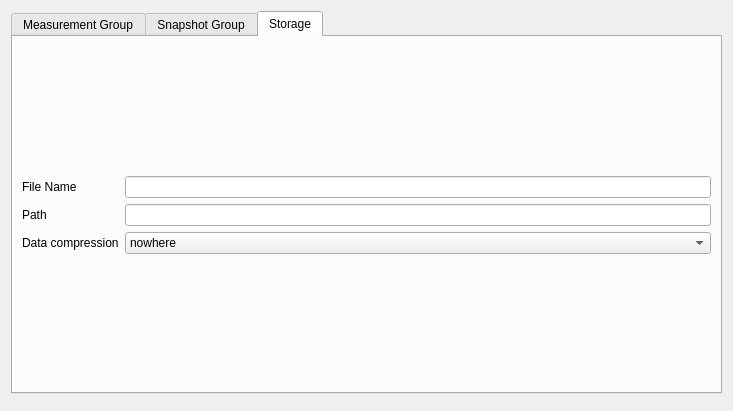
Old version of the form lib/taurus/qt/qtgui/extra_sardana/ui/ExpDescriptionEditor.ui in the repository taurus-org/taurus.
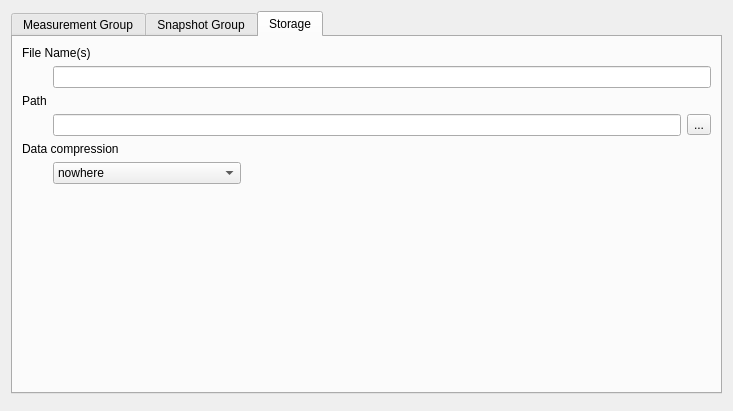
New version of the form. The open tabs and pages were chosen to show the change. Custom widgets are drawn as their Qt base class.

Commit message: added button to select scandir with GUI

The edit to the form file:
```diff
--- a/lib/taurus/qt/qtgui/extra_sardana/ui/ExpDescriptionEditor.ui
+++ b/lib/taurus/qt/qtgui/extra_sardana/ui/ExpDescriptionEditor.ui
@@ -120,29 +120,27 @@
       <attribute name="title">
        <string>Storage</string>
       </attribute>
-      <layout class="QGridLayout" name="gridLayout">
-       <item row="0" column="1">
-        <spacer name="verticalSpacer_2">
-         <property name="orientation">
-          <enum>Qt::Vertical</enum>
-         </property>
-         <property name="sizeHint" stdset="0">
-          <size>
-           <width>20</width>
-           <height>246</height>
-          </size>
-         </property>
-        </spacer>
-       </item>
-       <item row="1" column="0" colspan="2">
+      <layout class="QFormLayout" name="formLayout">
+       <property name="fieldGrowthPolicy">
+        <enum>QFormLayout::ExpandingFieldsGrow</enum>
+       </property>
+       <item row="0" column="0" colspan="2">
         <widget class="QLabel" name="label_3">
          <property name="text">
-          <string>File Name</string>
+          <string>File Name(s)</string>
          </property>
         </widget>
        </item>
-       <item row="1" column="2">
-        <widget class="QLineEdit" name="filenameLE"/>
+       <item row="1" column="1">
+        <widget class="QLineEdit" name="filenameLE">
+         <property name="toolTip">
+          <string>&lt;!DOCTYPE HTML PUBLIC &quot;-//W3C//DTD HTML 4.0//EN&quot; &quot;http://www.w3.org/TR/REC-html40/strict.dtd&quot;&gt;
+&lt;html&gt;&lt;head&gt;&lt;meta name=&quot;qrichtext&quot; content=&quot;1&quot; /&gt;&lt;style type=&quot;text/css&quot;&gt;
+p, li { white-space: pre-wrap; }
+&lt;/style&gt;&lt;/head&gt;&lt;body style=&quot; font-family:'Ubuntu'; font-size:9pt; font-weight:400; font-style:normal;&quot;&gt;
+&lt;p style=&quot; margin-top:0px; margin-bottom:0px; margin-left:0px; margin-right:0px; -qt-block-indent:0; text-indent:0px;&quot;&gt;comma separated list of file names in which to store the results of the scans. Use .h5 extension for NeXus files (preferred) and .dat for spec format (note: SPEC format is &lt;span style=&quot; font-weight:600;&quot;&gt;not &lt;/span&gt;supported)&lt;/p&gt;&lt;/body&gt;&lt;/html&gt;</string>
+         </property>
+        </widget>
        </item>
        <item row="2" column="0">
         <widget class="QLabel" name="label_2">
@@ -151,17 +149,33 @@
          </property>
         </widget>
        </item>
-       <item row="2" column="2">
-        <widget class="QLineEdit" name="pathLE"/>
+       <item row="3" column="1">
+        <widget class="QWidget" name="widget" native="true">
+         <layout class="QHBoxLayout" name="horizontalLayout_2">
+          <property name="margin">
+           <number>0</number>
+          </property>
+          <item>
+           <widget class="QLineEdit" name="pathLE"/>
+          </item>
+          <item>
+           <widget class="QToolButton" name="choosePathBT">
+            <property name="text">
+             <string>...</string>
+            </property>
+           </widget>
+          </item>
+         </layout>
+        </widget>
        </item>
-       <item row="3" column="0" colspan="2">
+       <item row="4" column="0" colspan="2">
         <widget class="QLabel" name="label_4">
          <property name="text">
           <string>Data compression</string>
          </property>
         </widget>
        </item>
-       <item row="3" column="2">
+       <item row="5" column="1">
         <widget class="QComboBox" name="compressionCB">
          <item>
           <property name="text">
@@ -190,19 +204,6 @@
          </item>
         </widget>
        </item>
-       <item row="4" column="1">
-        <spacer name="verticalSpacer">
-         <property name="orientation">
-          <enum>Qt::Vertical</enum>
-         </property>
-         <property name="sizeHint" stdset="0">
-          <size>
-           <width>20</width>
-           <height>245</height>
-          </size>
-         </property>
-        </spacer>
-       </item>
       </layout>
      </widget>
     </widget>
```
Left out of the diff: 7 changed lines with no effect on the pictures. The commit also changes 2 other files.
